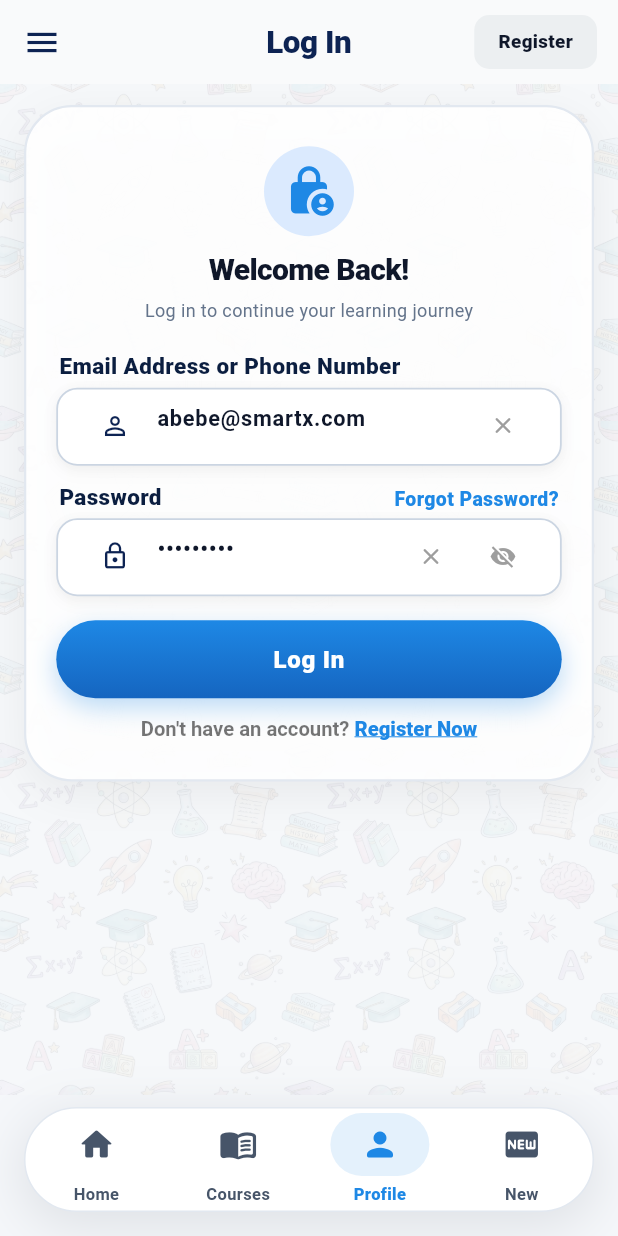
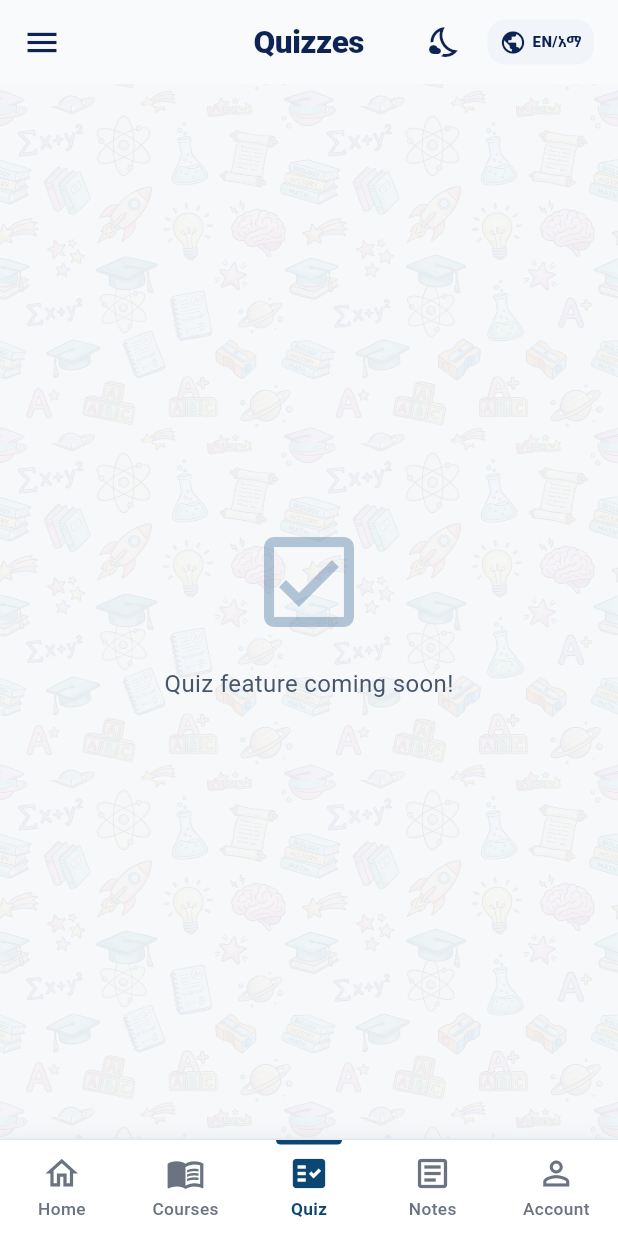
Before and after one commit to admi8829/smart-x-academy-, a Flutter app: the screen it shows after launch, item 3 of the bottom bar chosen, on a phone screen of 412 x 824 dp. Run offline on Flutter 3.47's test engine with Material 3 defaults, Android fonts, the phone set to English and light mode, and no system bars; our stand-ins replace cloud_firestore, firebase_auth, firebase_core, firebase_messaging, google_mobile_ads, shared_preferences and 1 more; accounts and stored records are empty; network calls fail.

Commit message:
feat: add navigation items and localization support
Update home screen navigation structure by adding Quiz, Notes, and Account tabs with full English and Amharic translation support.

```diff
--- a/lib/screens/home_screen.dart
+++ b/lib/screens/home_screen.dart
@@ -115,6 +115,9 @@ class _HomeScreenState extends State<HomeScreen> with SingleTickerProviderStateM
       'g12_sub': 'Achieve your\ngoals!',
       'nav_home': 'Home',
       'nav_courses': 'Courses',
+      'nav_quiz': 'Quiz',
+      'nav_notes': 'Notes',
+      'nav_account': 'Account',
       'nav_profile': 'Profile',
       'nav_settings': 'Settings',
       'nav_new': 'New',
@@ -143,6 +146,9 @@ class _HomeScreenState extends State<HomeScreen> with SingleTickerProviderStateM
       'g12_sub': 'ግብዎን ያሳኩ!',
       'nav_home': 'መነሻ',
       'nav_courses': 'ኮርሶች',
+      'nav_quiz': 'ጥያቄዎች',
+      'nav_notes': 'ማስታወሻዎች',
+      'nav_account': 'መለያ',
       'nav_profile': 'መገለጫ',
       'nav_settings': 'ማስተካከያዎች',
       'nav_new': 'አዲስ',
@@ -305,9 +311,10 @@ class _HomeScreenState extends State<HomeScreen> with SingleTickerProviderStateM
   @override
   Widget build(BuildContext context) {
     bool isLight = !widget.isDarkMode;
-    final bool isProfileActive = _currentIndex == 2;
-    final bool isMoreActive = _currentIndex == 3;
     final bool isCoursesActive = _currentIndex == 1;
+    final bool isQuizActive = _currentIndex == 2;
+    final bool isNotesActive = _currentIndex == 3;
+    final bool isProfileActive = _currentIndex == 4;
     final bool isCustomDarkHeader = false;
 
     return Scaffold(
@@ -335,13 +342,15 @@ class _HomeScreenState extends State<HomeScreen> with SingleTickerProviderStateM
         title: Text(
           isCoursesActive
               ? (widget.languageCode == 'en' ? 'Browse Courses' : 'ኮርሶችን ያስሱ')
-              : (isMoreActive
-                  ? (widget.languageCode == 'en' ? 'What\'s New' : 'አዳዲስ ነገሮች')
+              : (isQuizActive
+                  ? (widget.languageCode == 'en' ? 'Quizzes' : 'ጥያቄዎች')
+                  : (isNotesActive
+                      ? (widget.languageCode == 'en' ? 'My Notes' : 'የእኔ ማስታወሻዎች')
                       : (isProfileActive
                           ? (_isLoginForm
                               ? (widget.languageCode == 'en' ? 'Log In' : 'ይግቡ')
                               : (widget.languageCode == 'en' ? 'Create Account' : 'መለያ ይፍጠሩ'))
-                      : _local('title'))),
+                          : _local('title')))),
           style: TextStyle(
             fontSize: 21,
             fontWeight: FontWeight.w900,
@@ -626,54 +635,64 @@ class _HomeScreenState extends State<HomeScreen> with SingleTickerProviderStateM
         ),
         child: _buildCurrentTab(isLight),
       ),
-      bottomNavigationBar: SafeArea(
-        child: Padding(
-          padding: const EdgeInsets.fromLTRB(16.0, 8.0, 16.0, 16.0),
-          child: Container(
-            height: 70.0,
+      bottomNavigationBar: Container(
         decoration: BoxDecoration(
           color: isLight ? Colors.white : const Color(0xFF1E293B),
-              borderRadius: BorderRadius.circular(35.0),
-              border: Border.all(
+          border: Border(
+            top: BorderSide(
               color: isLight ? const Color(0xFFE2E8F0) : const Color(0xFF334155),
               width: 1.0,
+            ),
           ),
           boxShadow: [
             BoxShadow(
               color: isLight
-                      ? const Color(0xFF0F1B2B).withValues(alpha: 0.1)
-                      : Colors.black.withValues(alpha: 0.5),
-                  blurRadius: 30.0,
-                  offset: const Offset(0, 8),
-                  spreadRadius: 2,
-                ),
-              ],
-            ),
+                  ? const Color(0xFF0F1B2B).withValues(alpha: 0.05)
+                  : Colors.black.withValues(alpha: 0.3),
+              blurRadius: 10.0,
+              offset: const Offset(0, -2),
+            ),
+          ],
+        ),
+        child: SafeArea(
+          child: SizedBox(
+            height: 64.0,
             child: Row(
-              mainAxisAlignment: MainAxisAlignment.spaceEvenly,
+              mainAxisAlignment: MainAxisAlignment.spaceAround,
               children: [
                 _buildBottomNavItem(
                   index: 0,
-                  icon: Icons.home_rounded,
+                  iconActive: Icons.home,
+                  iconInactive: Icons.home_outlined,
                   label: _local('nav_home'),
                   isLight: isLight,
                 ),
                 _buildBottomNavItem(
                   index: 1,
-                  icon: Icons.menu_book_rounded,
+                  iconActive: Icons.menu_book,
+                  iconInactive: Icons.menu_book_outlined,
                   label: _local('nav_courses'),
                   isLight: isLight,
                 ),
                 _buildBottomNavItem(
                   index: 2,
-                  icon: Icons.person_rounded,
-                  label: _local('nav_profile'),
+                  iconActive: Icons.fact_check,
+                  iconInactive: Icons.fact_check_outlined,
+                  label: _local('nav_quiz'),
                   isLight: isLight,
                 ),
                 _buildBottomNavItem(
                   index: 3,
-                  icon: Icons.fiber_new_rounded,
-                  label: _local('nav_new'),
+                  iconActive: Icons.article,
+                  iconInactive: Icons.article_outlined,
+                  label: _local('nav_notes'),
+                  isLight: isLight,
+                ),
+                _buildBottomNavItem(
+                  index: 4,
+                  iconActive: Icons.person,
+                  iconInactive: Icons.person_outline,
+                  label: _local('nav_account'),
                   isLight: isLight,
                 ),
               ],
@@ -691,12 +710,46 @@ class _HomeScreenState extends State<HomeScreen> with SingleTickerProviderStateM
       case 1:
         return _buildCoursesScreen(isLight);
       case 2:
-        return _buildProfileScreen(isLight);
+        return _buildQuizScreenPlaceholder(isLight); // Quiz
       case 3:
-        return _buildSettingsScreen(isLight);
+        return _buildNotesScreenPlaceholder(isLight); // Notes
+      case 4:
+        return _buildProfileScreen(isLight); // Account
       default:
         return _buildHomeScreenContent(isLight);
     }
+  }
+
+  Widget _buildQuizScreenPlaceholder(bool isLight) {
+    return Center(
+      child: Column(
+        mainAxisAlignment: MainAxisAlignment.center,
+        children: [
+          Icon(Icons.check_box_outlined, size: 80, color: isLight ? const Color(0xFF0F4C81).withValues(alpha: 0.3) : Colors.white30),
+          const SizedBox(height: 16),
+          Text(
+            widget.languageCode == 'en' ? 'Quiz feature coming soon!' : 'የጥያቄዎች አገልግሎት በቅርቡ ይመጣል!',
+            style: TextStyle(fontSize: 16, color: isLight ? const Color(0xFF475569) : Colors.white70),
+          ),
+        ],
+      ),
+    );
+  }
+
+  Widget _buildNotesScreenPlaceholder(bool isLight) {
+    return Center(
+      child: Column(
+        mainAxisAlignment: MainAxisAlignment.center,
+        children: [
+          Icon(Icons.article_outlined, size: 80, color: isLight ? const Color(0xFF0F4C81).withValues(alpha: 0.3) : Colors.white30),
+          const SizedBox(height: 16),
+          Text(
+            widget.languageCode == 'en' ? 'Notes feature coming soon!' : 'የማስታወሻ አገልግሎት በቅርቡ ይመጣል!',
+            style: TextStyle(fontSize: 16, color: isLight ? const Color(0xFF475569) : Colors.white70),
+          ),
+        ],
+      ),
+    );
   }
 
   Widget _buildDrawerTile({
@@ -3631,13 +3684,14 @@ class _HomeScreenState extends State<HomeScreen> with SingleTickerProviderStateM
 
   Widget _buildBottomNavItem({
     required int index,
-    required IconData icon,
+    required IconData iconActive,
+    required IconData iconInactive,
     required String label,
     required bool isLight,
   }) {
     final bool isSelected = _currentIndex == index;
-    final Color activeColor = const Color(0xFF1E88E5);
-    final Color inactiveColor = isLight ? const Color(0xFF475569) : const Color(0xFF94A3B8);
+    final Color activeColor = const Color(0xFF0C4673); // Dark navy blue as in reference
+    final Color inactiveColor = isLight ? const Color(0xFF6B7280) : const Color(0xFF9CA3AF); // Gray color
 
     return Expanded(
       child: GestureDetector(
@@ -3649,34 +3703,44 @@ class _HomeScreenState extends State<HomeScreen> with SingleTickerProviderStateM
         },
         child: Container(
           color: Colors.transparent,
+          height: 64.0,
+          child: Column(
+            mainAxisAlignment: MainAxisAlignment.spaceBetween,
+            children: [
+              AnimatedContainer(
+                duration: const Duration(milliseconds: 200),
+                height: 3.0,
+                width: 44.0,
+                decoration: BoxDecoration(
+                  color: isSelected ? activeColor : Colors.transparent,
+                  borderRadius: const BorderRadius.vertical(
+                    bottom: Radius.circular(3),
+                  ),
+                ),
+              ),
+              Expanded(
                 child: Column(
                   mainAxisAlignment: MainAxisAlignment.center,
                   mainAxisSize: MainAxisSize.min,
                   children: [
-              AnimatedContainer(
-                duration: const Duration(milliseconds: 200),
-                padding: const EdgeInsets.symmetric(horizontal: 20, vertical: 8),
-                decoration: BoxDecoration(
-                  color: isSelected
-                      ? activeColor.withValues(alpha: 0.12)
-                      : Colors.transparent,
-                  borderRadius: BorderRadius.circular(24),
-                ),
-                child: Icon(
-                  icon,
+                    Icon(
+                      isSelected ? iconActive : iconInactive,
                       color: isSelected ? activeColor : inactiveColor,
                       size: 26,
                     ),
-              ),
-              const SizedBox(height: 4),
+                    const SizedBox(height: 3),
                     Text(
                       label,
                       style: TextStyle(
-                  fontSize: 11,
-                  fontWeight: isSelected ? FontWeight.w900 : FontWeight.w700,
+                        fontSize: 11.5,
+                        fontWeight: isSelected ? FontWeight.w700 : FontWeight.w500,
                         color: isSelected ? activeColor : inactiveColor,
                       ),
                     ),
+                  ],
+                ),
+              ),
+              const SizedBox(height: 4), // small bottom padding
             ],
           ),
         ),
```
Lines whose indentation alone changed are shown as unchanged.
